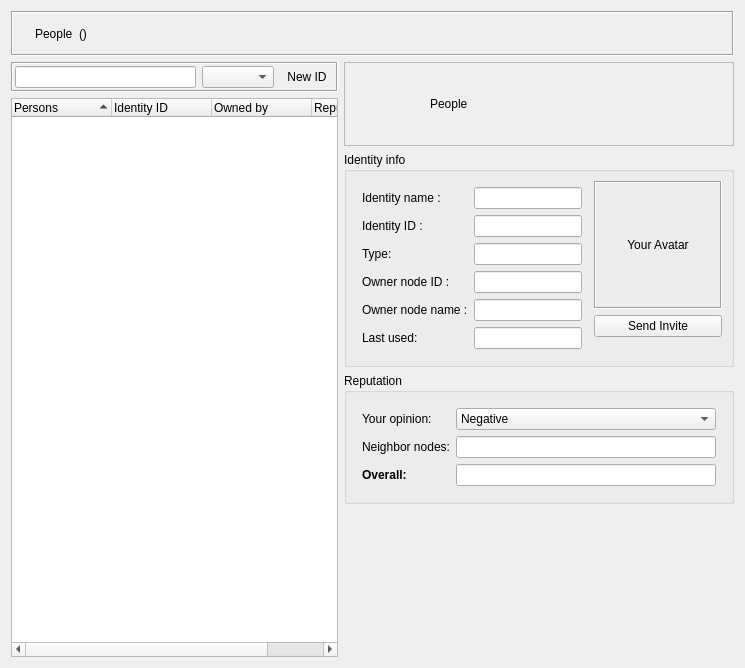
First picture: the form in retroshare-gui/src/gui/Identity/IdDialog.ui, repository RetroShare/RetroShare, before the edit.
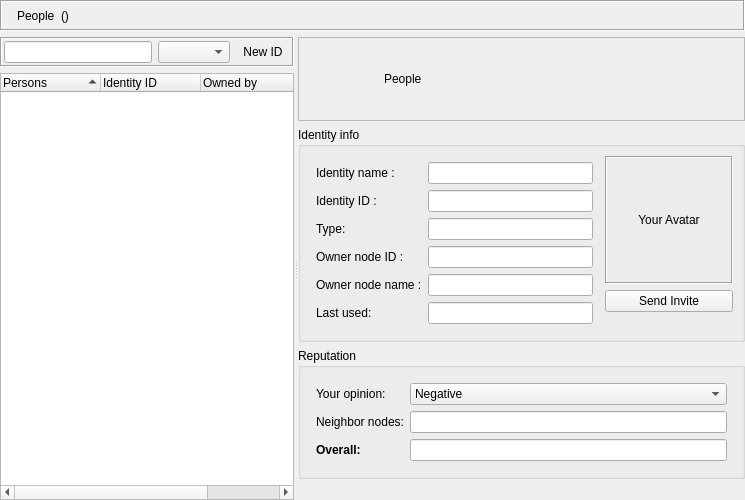
Second picture: the form after the edit. Icons and pictures are not drawn. Custom widgets are drawn as their Qt base class.

Commit message: Fixing People Margins Update emotes file

Patch:
```diff
--- a/retroshare-gui/src/gui/Identity/IdDialog.ui
+++ b/retroshare-gui/src/gui/Identity/IdDialog.ui
@@ -7,7 +7,7 @@
     <x>0</x>
     <y>0</y>
     <width>745</width>
-    <height>668</height>
+    <height>500</height>
    </rect>
   </property>
   <property name="sizePolicy">
@@ -19,8 +19,23 @@
   <property name="windowTitle">
    <string/>
   </property>
-  <layout class="QVBoxLayout" name="verticalLayout">
-   <item>
+  <layout class="QGridLayout" name="gridLayout_5">
+   <property name="leftMargin">
+    <number>0</number>
+   </property>
+   <property name="topMargin">
+    <number>0</number>
+   </property>
+   <property name="rightMargin">
+    <number>0</number>
+   </property>
+   <property name="bottomMargin">
+    <number>0</number>
+   </property>
+   <property name="horizontalSpacing">
+    <number>0</number>
+   </property>
+   <item row="0" column="0">
     <widget class="QFrame" name="titleBarFrame">
      <property name="sizePolicy">
       <sizepolicy hsizetype="Preferred" vsizetype="Maximum">
@@ -35,6 +50,18 @@
       <enum>QFrame::Sunken</enum>
      </property>
      <layout class="QHBoxLayout" name="horizontalLayout">
+      <property name="leftMargin">
+       <number>2</number>
+      </property>
+      <property name="topMargin">
+       <number>2</number>
+      </property>
+      <property name="rightMargin">
+       <number>2</number>
+      </property>
+      <property name="bottomMargin">
+       <number>2</number>
+      </property>
       <item>
        <widget class="QLabel" name="titleBarPixmap">
         <property name="minimumSize">
@@ -107,9 +134,7 @@
      </layout>
     </widget>
    </item>
-   <item>
-    <layout class="QHBoxLayout" name="horizontalLayout_3">
-     <item>
+   <item row="1" column="0">
       <widget class="QSplitter" name="splitter">
        <property name="orientation">
         <enum>Qt::Horizontal</enum>
@@ -221,16 +246,14 @@
              <string>Reputation</string>
             </property>
             <property name="textAlignment">
-             <set>AlignLeft|AlignVCenter</set>
+           <set>AlignLeading|AlignVCenter</set>
             </property>
            </column>
           </widget>
          </item>
         </layout>
        </widget>
-      </widget>
-     </item>
-     <item>
+     <widget class="QWidget" name="layoutWidget">
       <layout class="QVBoxLayout" name="verticalLayout_4">
        <item>
         <widget class="QFrame" name="headerFrame">
@@ -582,8 +605,8 @@
         </spacer>
        </item>
       </layout>
-     </item>
-    </layout>
+     </widget>
+    </widget>
    </item>
   </layout>
   <action name="editIdentity">
```
Left out of the diff: 33 changed lines with no effect on the pictures. Lines whose indentation alone changed are shown as unchanged. The commit also changes 2 other files.
